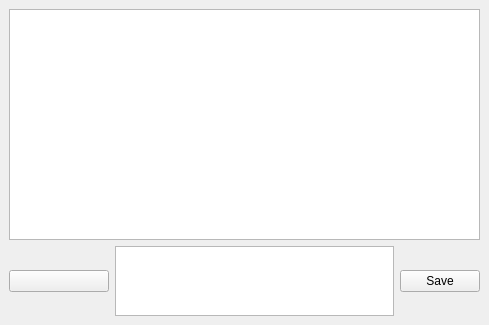
This is src/yappari-application/Gui/ui/statuswindow.ui in agamez/yappari as Qt 5 draws it before an edit. The edited form follows.
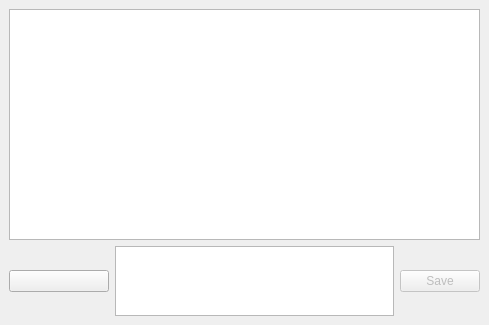
This is the edited form. Icons and pictures are not drawn. Custom widgets are drawn as their Qt base class.

The edit to the form file:
```diff
--- a/src/yappari-application/Gui/ui/statuswindow.ui
+++ b/src/yappari-application/Gui/ui/statuswindow.ui
@@ -70,6 +70,9 @@
       </item>
       <item>
        <widget class="QPushButton" name="saveButton">
+        <property name="enabled">
+         <bool>false</bool>
+        </property>
         <property name="maximumSize">
          <size>
           <width>150</width>
```
